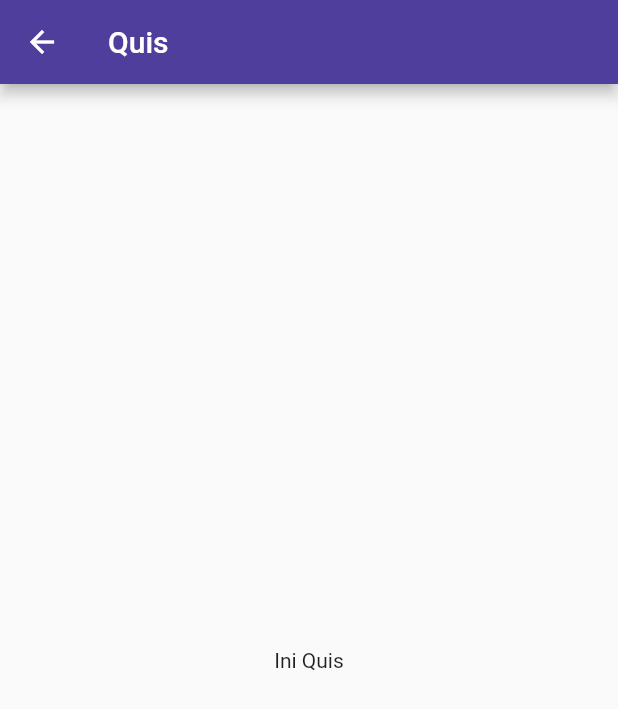
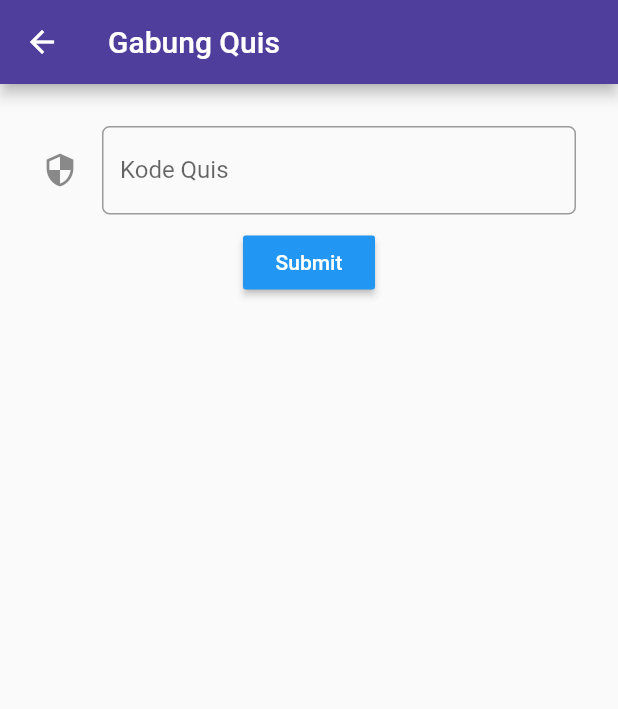
Before and after one commit to bintangkurniawanpp/MobileB_KelompokM_SDGS-4, a Flutter app: the ExerciseQuis screen opened directly, on a phone screen of 412 x 824 dp. Shown: the top 709 px of the screen. Run offline on Flutter 3.47's test engine with Material 2 defaults, Android fonts, the phone set to English and light mode, and no system bars; our stand-ins replace google_fonts.

Commit message:
Added form kode quis

```diff
--- a/lib/ui/page/ExerciseQuisPage.dart
+++ b/lib/ui/page/ExerciseQuisPage.dart
@@ -6,15 +6,55 @@ class ExerciseQuis extends StatefulWidget {
 }
 
 class _ExerciseQuisState extends State<ExerciseQuis> {
+  final _formKey = GlobalKey<FormState>();
+
   @override
   Widget build(BuildContext context) {
     return Scaffold(
       appBar : AppBar(
         backgroundColor: mainColor,
-        title: Text('Quis'),
+        title: Text('Gabung Quis'),
       ),
-      body: Center(
-        child: Text('Ini Quis'),
+
+      body: Form(
+        key: _formKey,
+        child: SingleChildScrollView(
+          child: Container(
+            padding: EdgeInsets.all(20.0),
+            child: Column(
+              children: [
+                Padding(
+                  padding: const EdgeInsets.all(8.0),
+                  child: TextFormField(
+                    decoration: new InputDecoration(
+                      hintText: "contoh: 123qwe",
+                      labelText: "Kode Quis",
+                      icon: Icon(Icons.security),
+                      border: OutlineInputBorder(
+                          borderRadius: new BorderRadius.circular(5.0)),
+                    ),
+                    validator: (value) {
+                      if (value.isEmpty) {
+                        return 'Kode tidak boleh kosong';
+                      }
+                      return null;
+                    },
+                  ),
+                ),
+                RaisedButton(
+                  child: Text(
+                    "Submit",
+                    style: TextStyle(color: Colors.white),
+                  ),
+                  color: Colors.blue,
+                  onPressed: () {
+                    if (_formKey.currentState.validate()) {}
+                  },
+                ),
+              ],
+            ),
+          ),
+        ),
       ),
     );
   }
--- a/lib/ui/page/HomePage.dart
+++ b/lib/ui/page/HomePage.dart
@@ -19,8 +19,8 @@ class _HomePageState extends State<HomePage> {
               padding: EdgeInsets.all(8.0),
               child:
               ListTile(
-                leading: Icon(Icons.book),
-                title: Text('Daftar Quis yang sudah diikui : '),
+                // leading: Icon(Icons.book),
+                title: Text('Daftar Quis yang sudah diikuti : '),
               ),
             ),
               ListTile(
```
